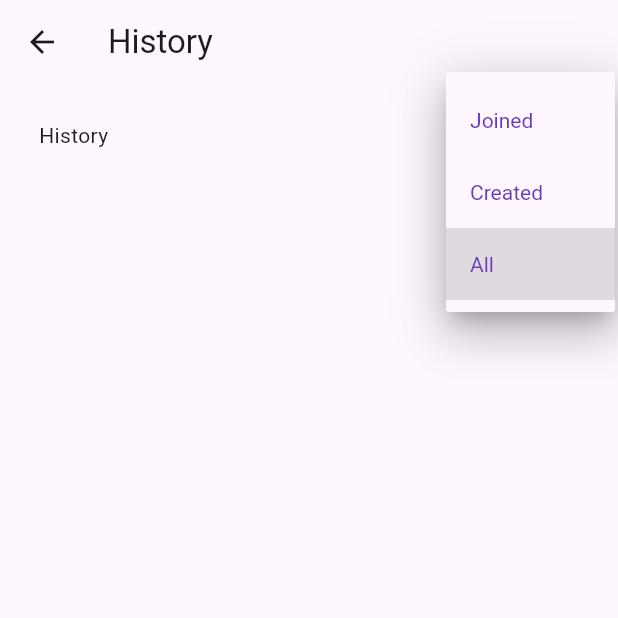
After one commit to Nattapat-is-my-name/TungTee, a Flutter app: the HistoryPage screen opened directly, after a tap on "All", on a phone screen of 412 x 824 dp, the top half of it. The commit adds this screen. Run offline on Flutter 3.47's test engine with Material 2 defaults, Android fonts, the phone set to English and light mode, and no system bars; our stand-ins replace cloud_firestore, firebase_auth, firebase_core, flutter_local_notifications, google_sign_in, image_picker; accounts and stored records are empty.

Commit message:
Create History page

```diff
--- /dev/null
+++ b/lib/Pages/history.dart
@@ -0,0 +1,144 @@
+import 'package:firebase_auth/firebase_auth.dart';
+import 'package:flutter/material.dart';
+import 'package:tungtee/Models/event_model.dart';
+import 'package:tungtee/Pages/eventdetail.dart';
+import 'package:tungtee/Services/user_provider.dart';
+import 'package:tungtee/Widgets/cardevent.dart';
+
+class HistoryPage extends StatefulWidget {
+  const HistoryPage({super.key});
+
+  @override
+  State<HistoryPage> createState() => _HistoryPageState();
+}
+
+class _HistoryPageState extends State<HistoryPage> {
+  String? _selectedValue = 'All';
+
+  void onChanged(String? value) {
+    setState(() {
+      _selectedValue = value;
+    });
+  }
+
+  @override
+  Widget build(BuildContext context) {
+    return Scaffold(
+      appBar: AppBar(
+        title: const Text("History"),
+      ),
+      body: SafeArea(
+        child: Container(
+          margin: const EdgeInsets.all(10),
+          child: Column(
+            children: [
+              Row(
+                mainAxisAlignment: MainAxisAlignment.spaceBetween,
+                children: [
+                  Expanded(
+                    child: Padding(
+                      padding: const EdgeInsets.symmetric(
+                          horizontal: 16, vertical: 0),
+                      child: Row(
+                        mainAxisAlignment: MainAxisAlignment.spaceBetween,
+                        children: [
+                          const Text("History"),
+                          const SizedBox(width: 15),
+                          DropdownButton<String>(
+                            value: _selectedValue,
+                            icon: const Icon(Icons.arrow_downward),
+                            elevation: 16,
+                            style: const TextStyle(color: Colors.deepPurple),
+                            underline: Container(
+                              height: 2,
+                              color: Colors.deepPurpleAccent,
+                            ),
+                            onChanged: (String? value) {
+                              // This is called when the user selects an item.
+                              setState(() {
+                                _selectedValue = value!;
+                              });
+                            },
+                            items: <String>['Joined', 'Created', 'All']
+                                .map<DropdownMenuItem<String>>((String value) {
+                              return DropdownMenuItem<String>(
+                                value: value,
+                                child: Text(value),
+                              );
+                            }).toList(),
+                          )
+                        ],
+                      ),
+                    ),
+                  ),
+                ],
+              ),
+              const SizedBox(height: 18),
+              renderEvents(_selectedValue!),
+            ],
+          ),
+        ),
+      ),
+    );
+  }
+
+  renderEvents(String selectedValue) {
+    final user = FirebaseAuth.instance.currentUser!;
+    return Expanded(
+      child: FutureBuilder<List<EventModel>?>(
+          future: selectedValue == 'Created'
+              ? UserProvider().getCreatedEvents(user.uid)
+              : selectedValue == 'Joined'
+                  ? UserProvider().getJoinedEvents(user.uid)
+                  : UserProvider().getJoinedAndCreatedEvents(user.uid),
+          builder: (context, AsyncSnapshot snapshot) {
+            if (snapshot.connectionState == ConnectionState.done) {
+              final List<EventModel> eventList = snapshot.data;
+              return ListView.builder(
+                  itemCount: eventList.length,
+                  itemBuilder: (context, index) {
+                    return Column(
+                      children: [
+                        GestureDetector(
+                          onTap: () {
+                            Navigator.push(
+                                context,
+                                MaterialPageRoute(
+                                    builder: (context) => EventDetail(
+                                          eventId: eventList
+                                              .elementAt(index)
+                                              .eventId,
+                                          image: eventList[index].image,
+                                        )));
+                          },
+                          child: CardLayout(
+                            thumbnail: eventList[index].image,
+                            title: eventList.elementAt(index).eventTitle,
+                            subtitle: eventList.elementAt(index).location,
+                            toptitle: eventList
+                                .elementAt(index)
+                                .dateOfEvent
+                                .start
+                                .toString(),
+                            amountPerson: eventList
+                                .elementAt(index)
+                                .joinedUsers
+                                .length
+                                .toString(),
+                            maxPerson: eventList
+                                .elementAt(index)
+                                .maximumPeople
+                                .toString(),
+                          ),
+                        ),
+                        const SizedBox(height: 10)
+                      ],
+                    );
+                  });
+            } else {
+              return const Center(child: CircularProgressIndicator());
+            }
+          }),
+    );
+  }
+}
```
Also changed, not shown: lib/Pages/profile.dart (+12 -3 lines).
